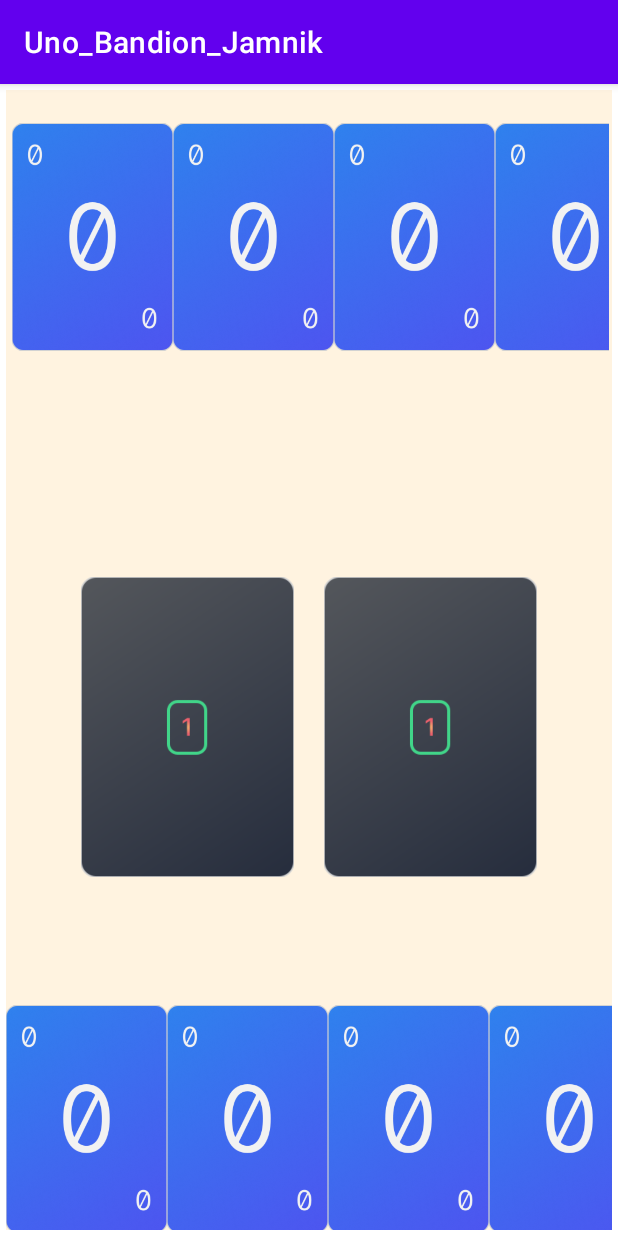
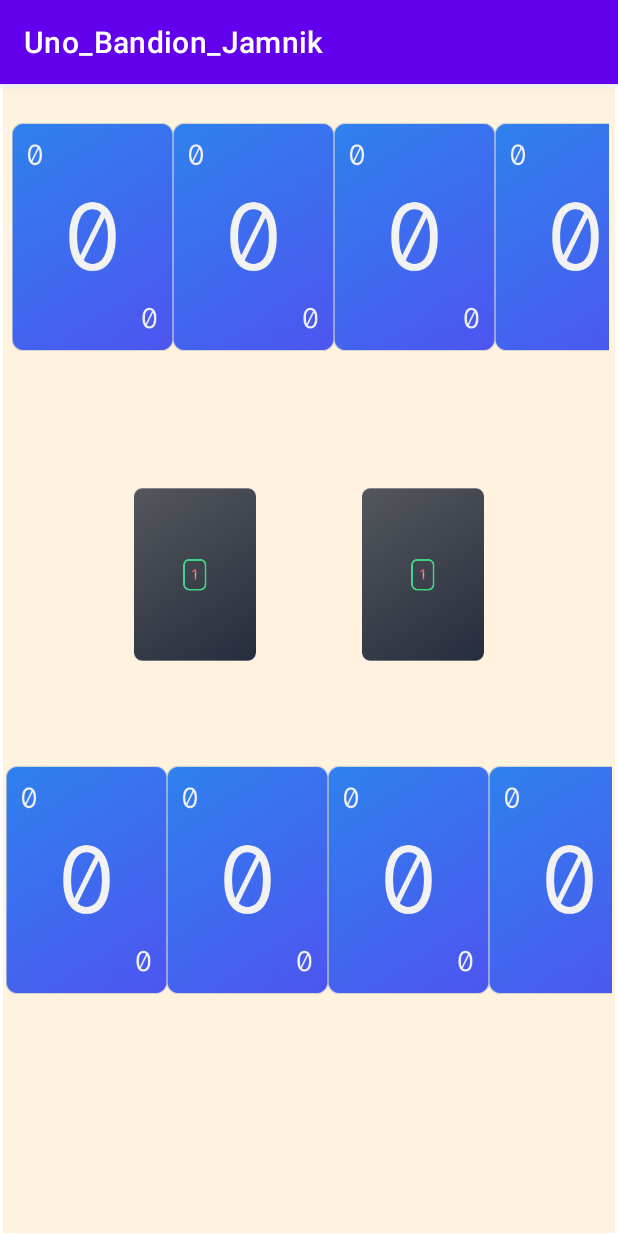
Before and after one commit to TobiasJamnikAT/Uno_Bandion_Jamnik, an Android app: the screen it shows after launch (MainActivity), on a phone screen of 412 x 824 dp. Run offline under Robolectric (Android 15) with nearby library versions, the light colour scheme and no system bars.

Commit message:
"Responsive" UI

```diff
--- a/app/src/main/res/layout/activity_main.xml
+++ b/app/src/main/res/layout/activity_main.xml
@@ -5,6 +5,7 @@
     android:layout_width="match_parent"
     android:layout_height="match_parent"
     android:layout_margin="2dp"
+    android:background="#FFF3E0"
     android:padding="2dp"
     android:screenOrientation="portrait"
     tools:context=".beans.MainActivity">
@@ -18,7 +19,7 @@
         <LinearLayout
             android:id="@+id/layoutHand1"
             android:layout_width="match_parent"
-            android:layout_height="260sp"
+            android:layout_height="215sp"
             android:background="#FFF3E0"
             android:orientation="horizontal">
 
@@ -33,36 +34,30 @@
         <LinearLayout
             android:id="@+id/mainBoard"
             android:layout_width="match_parent"
-            android:layout_height="330sp"
+            android:layout_height="215sp"
             android:background="#FFF3E0"
             android:orientation="horizontal"
             android:padding="50dp">
 
             <ImageView
-                android:id="@+id/imgViewHebeStapel"
-                android:layout_width="1dp"
-                android:layout_height="200dp"
-                android:layout_gravity="center_vertical"
-                android:layout_marginRight="10dp"
+                android:id="@+id/imageView2"
+                android:layout_width="wrap_content"
+                android:layout_height="wrap_content"
                 android:layout_weight="1"
-                android:background="@drawable/back"
-                android:paddingRight="10dp" />
+                android:src="@drawable/back" />
 
             <ImageView
-                android:id="@+id/imgViewLegeStapel"
-                android:layout_width="1dp"
-                android:layout_height="200dp"
-                android:layout_gravity="center_vertical"
-                android:layout_marginLeft="10dp"
+                android:id="@+id/imageView3"
+                android:layout_width="wrap_content"
+                android:layout_height="wrap_content"
                 android:layout_weight="1"
-                android:background="@drawable/back"
-                android:paddingLeft="10dp" />
+                android:src="@drawable/back" />
         </LinearLayout>
 
         <LinearLayout
             android:id="@+id/layoutHand2"
             android:layout_width="match_parent"
-            android:layout_height="260sp"
+            android:layout_height="215sp"
             android:background="#FFF3E0"
             android:orientation="horizontal">
 
--- a/app/src/main/res/layout/card_item.xml
+++ b/app/src/main/res/layout/card_item.xml
@@ -6,7 +6,7 @@
 
     <ImageView
         android:id="@+id/imageView"
-        android:layout_width="107dp"
+        android:layout_width="107sp"
         android:layout_height="192dp"
         app:srcCompat="@drawable/card0_blue" />
 </RelativeLayout>
```
